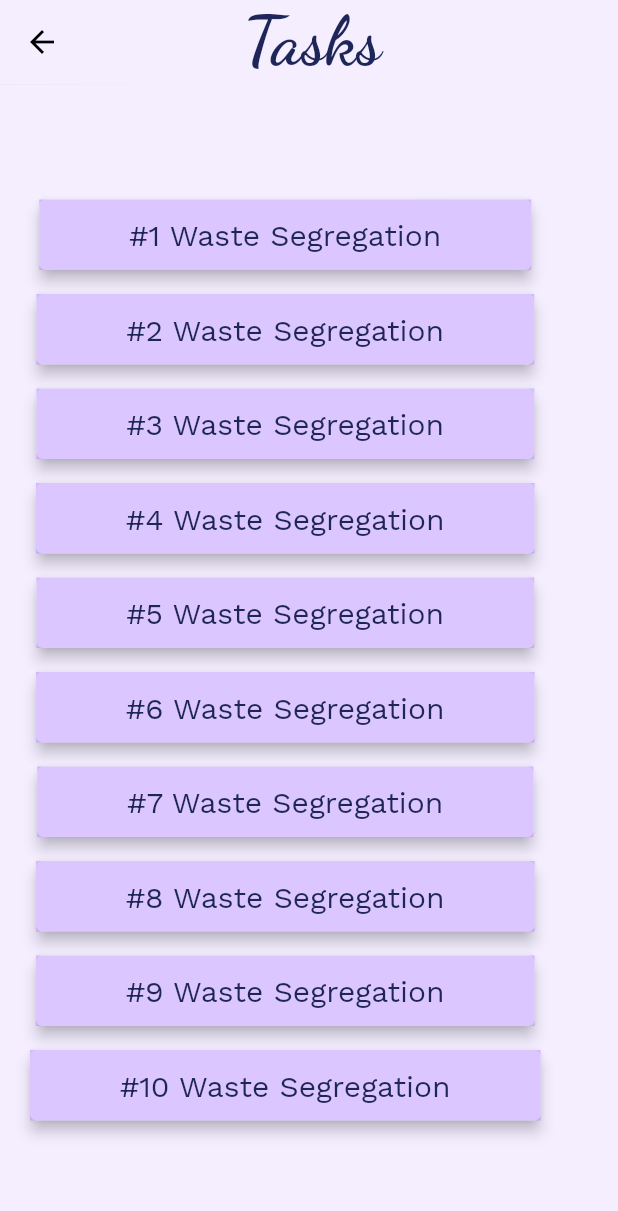
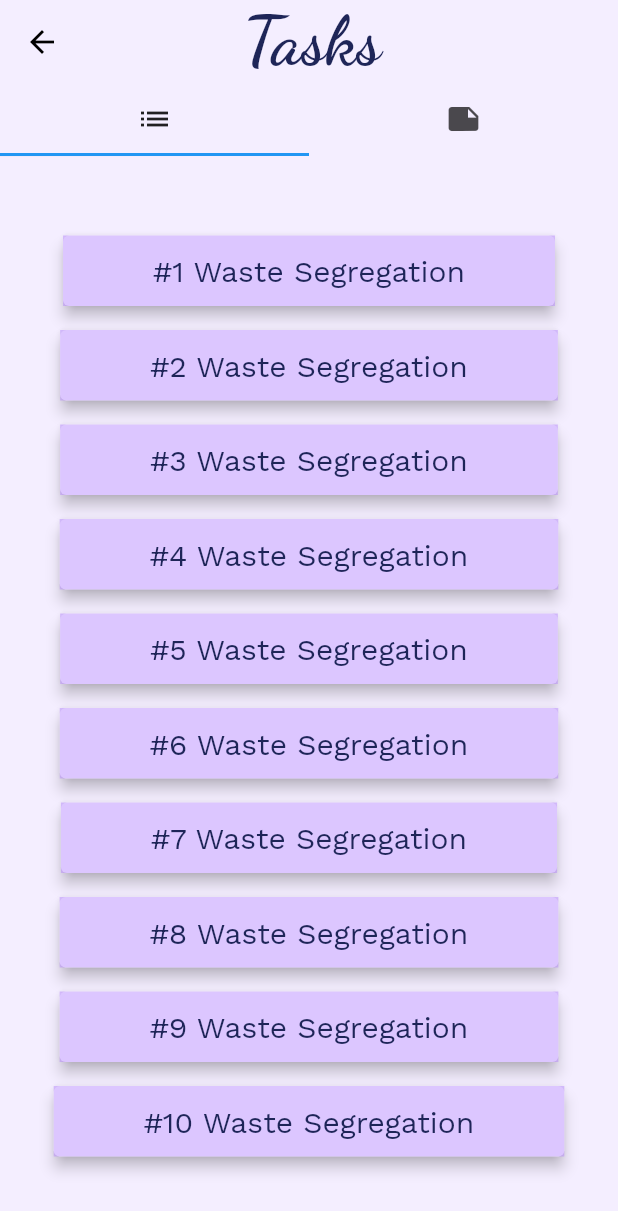
Before and after one commit to Manorama09/Aasha, a Flutter app: the TasksScreen screen opened directly, on a phone screen of 412 x 824 dp. Shown: the top 1211 px of the screen. Run offline on Flutter 3.47's test engine with Material 2 defaults, Android fonts, the phone set to English and light mode, and no system bars; our stand-ins replace fl_chart, google_fonts; missing offline and left inert: twitter_api.

Commit message:
Added tabs on tasks page

```diff
--- a/lib/screens/tasks.dart
+++ b/lib/screens/tasks.dart
@@ -30,7 +30,9 @@ class _TasksScreenState extends State<TasksScreen> {
 
   @override
   Widget build(BuildContext context) {
-    return Scaffold(
+    return DefaultTabController(
+      length: 2,
+      child: Scaffold(
         backgroundColor: const Color(0xffF4EEFF),
         appBar: new AppBar(
           elevation: 0.1,
@@ -43,8 +45,16 @@ class _TasksScreenState extends State<TasksScreen> {
                     fontSize: 45,
                     fontWeight: FontWeight.w700)),
           ),
+          bottom: TabBar(
+            tabs: [
+              Tab(icon: Icon(Icons.list)),
+              Tab(icon: Icon(Icons.note)),
+            ],
           ),
-      body: Column(
+        ),
+        body: TabBarView(
+          children: [
+            Column(
               mainAxisAlignment: MainAxisAlignment.center,
               children: <Widget>[
                 task("#1 Waste Segregation"),
@@ -59,6 +69,24 @@ class _TasksScreenState extends State<TasksScreen> {
                 task("#10 Waste Segregation"),
               ],
             ),
+            Column(
+              mainAxisAlignment: MainAxisAlignment.center,
+              children: <Widget>[
+                task("#1 Waste Segregation"),
+                task("#2 Waste Segregation"),
+                task("#3 Waste Segregation"),
+                task("#4 Waste Segregation"),
+                task("#5 Waste Segregation"),
+                task("#6 Waste Segregation"),
+                task("#7 Waste Segregation"),
+                task("#8 Waste Segregation"),
+                task("#9 Waste Segregation"),
+                task("#10 Waste Segregation"),
+              ],
+            ),
+          ],
+        ),
+      ),
     );
   }
 }
--- a/lib/screens/welcome.dart
+++ b/lib/screens/welcome.dart
@@ -31,7 +31,7 @@ class _WelcomeScreenState extends State<WelcomeScreen> {
                 SizedBox(
                   height: MediaQuery.of(context).size.height / 75,
                 ),
-                Text("With hope, we can.",
+                Text("Join the green side.",
                     style: GoogleFonts.workSans(
                         color: const Color(0xff1E2558),
                         fontSize: 20,
```
Lines whose indentation alone changed are shown as unchanged.
